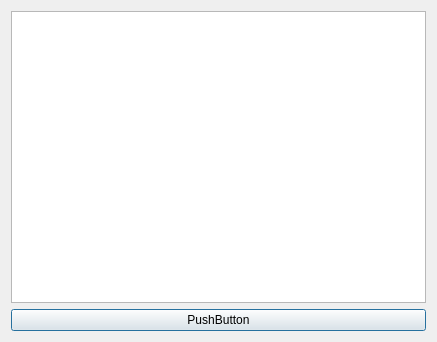
The window that ui/ProgressScreen.ui (F1l14/Software-Engineering-2025) describes before a commit, drawn with Qt 5.
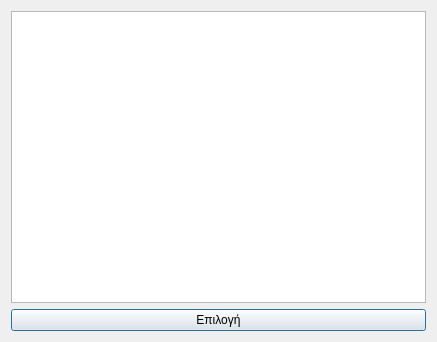
The same window after the commit.

The edit to the form file:
```diff
--- a/ui/ProgressScreen.ui
+++ b/ui/ProgressScreen.ui
@@ -28,7 +28,7 @@
      <item row="1" column="0">
       <widget class="QPushButton" name="pushButton">
        <property name="text">
-        <string>PushButton</string>
+        <string>Επιλογή</string>
        </property>
       </widget>
      </item>
```
